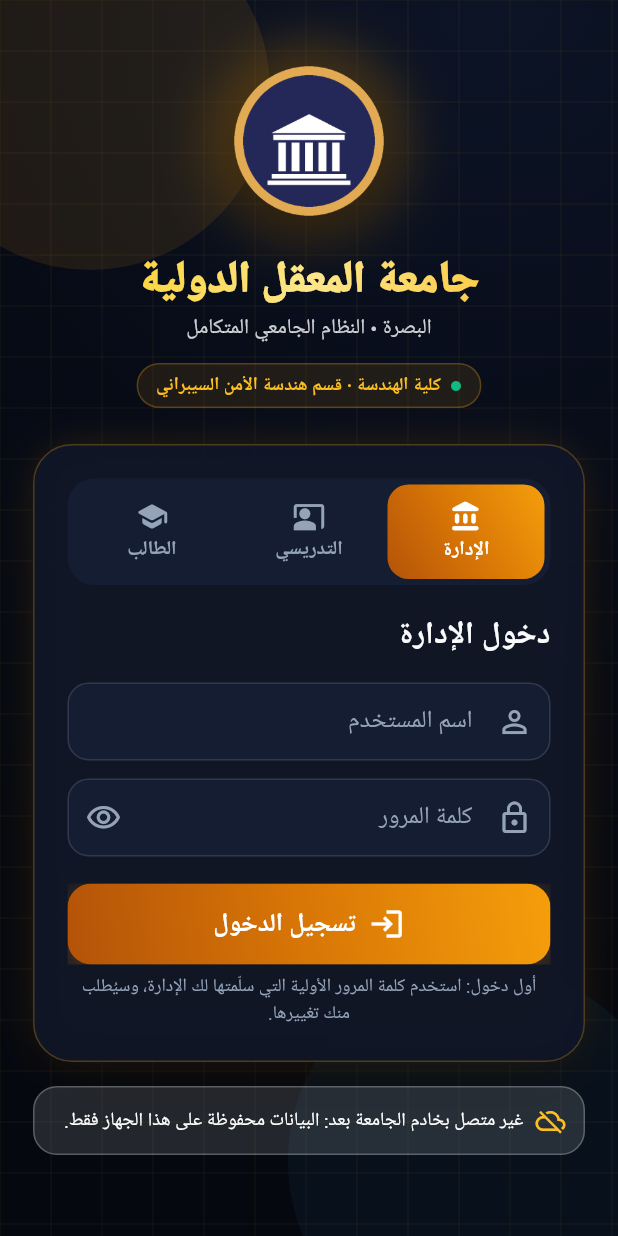
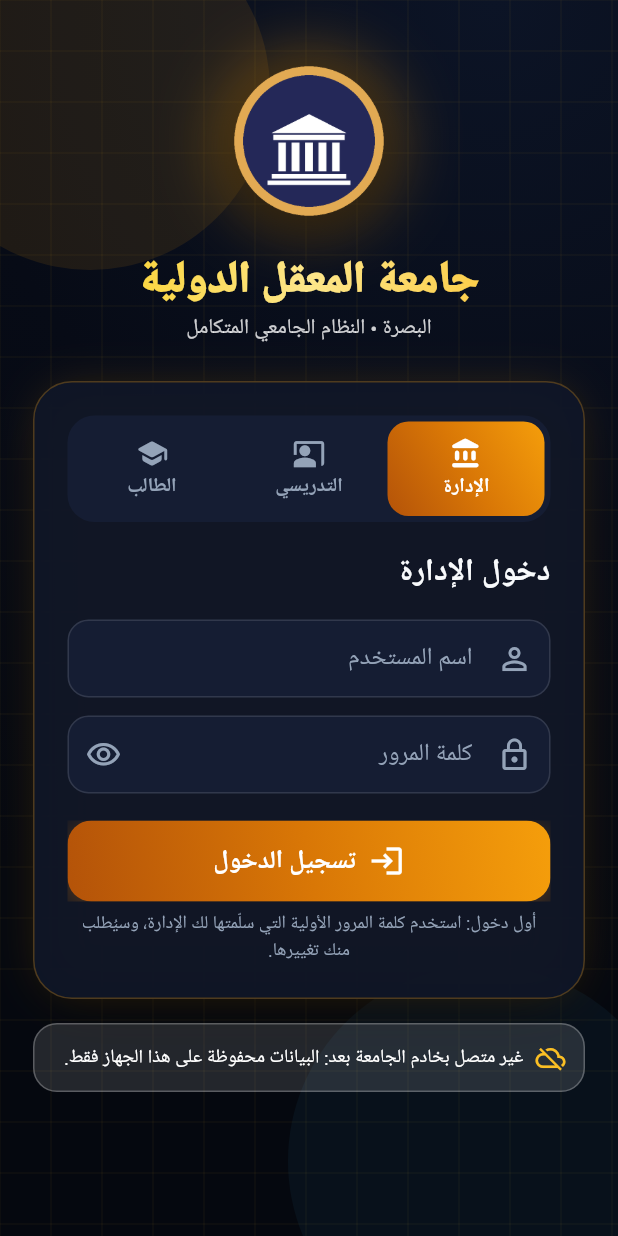
Before and after one commit to drdshsw2022-byte/almaaqal, a Flutter app: the screen it shows after launch, on a phone screen of 412 x 824 dp. Run offline on Flutter 3.47's test engine with Material 3 defaults, Android fonts, the phone set to English and light mode, and no system bars; our stand-ins replace cloud_firestore, cross_file, file_picker, firebase_auth, firebase_core, google_fonts and 4 more; missing offline and left inert: excel, mobile_scanner, nfc_manager; accounts and stored records are empty; Roboto replaces fonts that are missing (Cairo).

Commit message:
Remove department label from login screen
Co-Authored-By: Claude Opus 5.5 <noreply@anthropic.com>
Claude-Session: https://claude.ai/code/session_018XtDBfyeiHWLcq3kqYHGRt

```diff
--- a/lib/screens/login_screen.dart
+++ b/lib/screens/login_screen.dart
@@ -144,30 +144,6 @@ class _LoginScreenState extends State<LoginScreen> {
                     textAlign: TextAlign.center,
                     style: TextStyle(
                         color: Colors.white.withOpacity(0.8), fontSize: 14)),
-                const SizedBox(height: 12),
-                Center(
-                  child: Container(
-                    padding:
-                        const EdgeInsets.symmetric(horizontal: 12, vertical: 5),
-                    decoration: BoxDecoration(
-                      color: const Color(0xFFF59E0B).withOpacity(0.10),
-                      borderRadius: BorderRadius.circular(30),
-                      border: Border.all(color: AppColors.line),
-                    ),
-                    child: const Row(
-                      mainAxisSize: MainAxisSize.min,
-                      children: [
-                        Icon(Icons.circle, size: 8, color: AppColors.emerald),
-                        SizedBox(width: 6),
-                        Text('كلية الهندسة · قسم هندسة الأمن السيبراني',
-                            style: TextStyle(
-                                color: AppColors.gold,
-                                fontSize: 12,
-                                fontWeight: FontWeight.w700)),
-                      ],
-                    ),
-                  ),
-                ),
                 const SizedBox(height: 24),
                 _card(),
                 if (repo.isDemo) ...[
```
